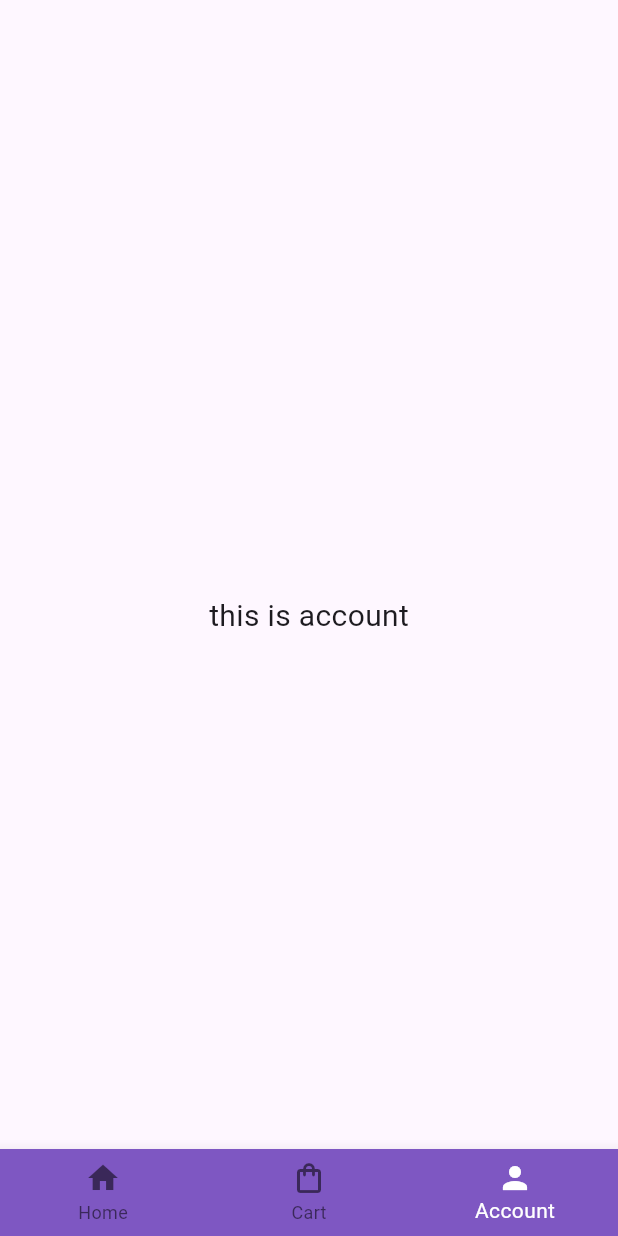
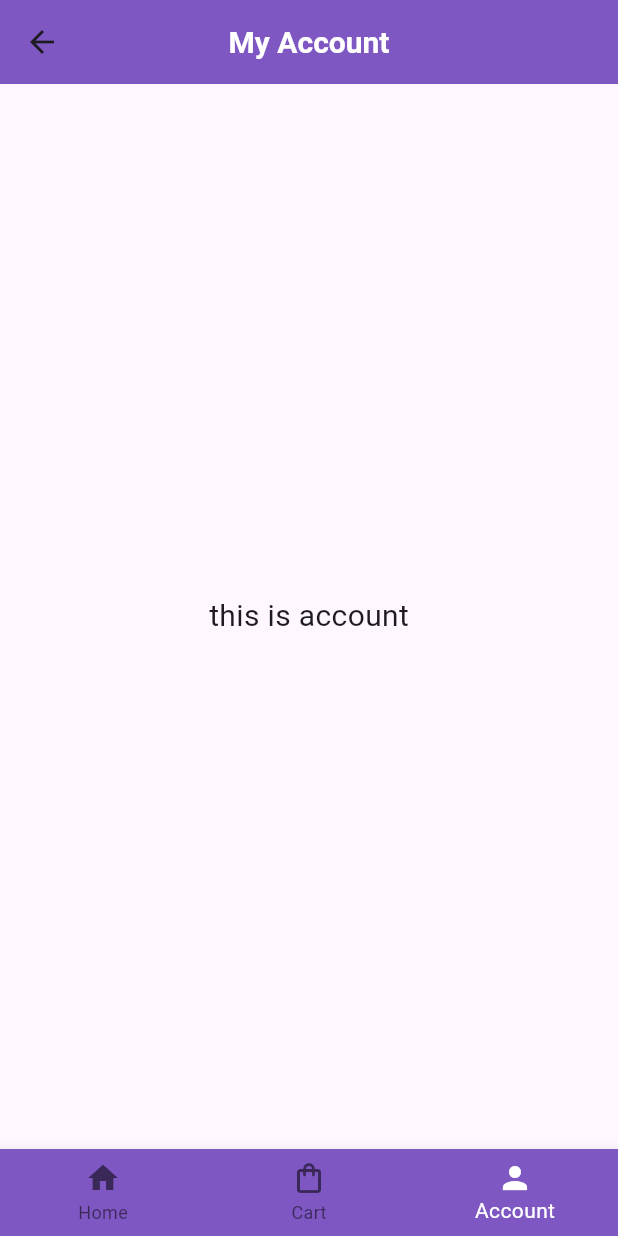
Before and after one commit to Nanaacaw/projectuts, a Flutter app: the Utama screen opened directly, item 3 of the bottom bar chosen, on a phone screen of 412 x 824 dp. Run offline on Flutter 3.47's test engine with Material 2 defaults, Android fonts, the light colour scheme and no system bars.

Commit message:
add logo, title

```diff
--- a/lib/utama.dart
+++ b/lib/botnav.dart
@@ -1,7 +1,7 @@
 import 'package:flutter/material.dart';
+import './pages/home.dart';
 import './pages/cart.dart';
 import './pages/account.dart';
-import './pages/home.dart';
 
 class Utama extends StatefulWidget {
   const Utama({super.key});
@@ -13,15 +13,14 @@ class Utama extends StatefulWidget {
 class _UtamaState extends State<Utama> {
   int selectedIndex = 0;
   List<Widget> wg = [
+    Home(),
     Cart(),
-    Home(),
     Account(),
   ];
 
   @override
   Widget build(BuildContext context) {
     return Scaffold(
-      appBar: AppBar(),
       body: wg[selectedIndex],
       bottomNavigationBar: BottomNavigationBar(
         items: [
--- a/lib/main.dart
+++ b/lib/main.dart
@@ -1,5 +1,6 @@
 import 'package:flutter/material.dart';
-import 'package:projectuts/utama.dart';
+import 'package:projectuts/botnav.dart';
+import 'package:projectuts/intro.dart';
 
 void main() {
   runApp(const MyApp());
@@ -17,7 +18,7 @@ class MyApp extends StatelessWidget {
         colorScheme: ColorScheme.fromSeed(seedColor: Colors.deepPurple),
         useMaterial3: true,
       ),
-      home: Utama(),
+      home: PageIntro(),
     );
   }
 }
--- a/lib/pages/account.dart
+++ b/lib/pages/account.dart
@@ -1,4 +1,5 @@
 import 'package:flutter/material.dart';
+import 'package:projectuts/pages/home.dart';
 
 class Account extends StatefulWidget {
   const Account({super.key});
@@ -10,7 +11,18 @@ class Account extends StatefulWidget {
 class _AccountState extends State<Account> {
   @override
   Widget build(BuildContext context) {
-    return const Scaffold(
+    return Scaffold(
+      appBar: AppBar(
+        backgroundColor: Colors.deepPurple.shade400,
+        titleTextStyle: TextStyle(
+            color: Colors.white, fontSize: 20, fontWeight: FontWeight.bold),
+        title: Text('My Account'),
+        centerTitle: true,
+        leading: IconButton(
+          onPressed: () {},
+          icon: Icon(Icons.arrow_back),
+        ),
+      ),
       body: Center(
         child: Text("this is account", style: TextStyle(fontSize: 20)),
       ),
--- a/lib/pages/cart.dart
+++ b/lib/pages/cart.dart
@@ -10,7 +10,7 @@ class Cart extends StatefulWidget {
 class _CartState extends State<Cart> {
   @override
   Widget build(BuildContext context) {
-    return const Scaffold(
+    return Scaffold(
       body: Center(
         child: Text("this is cart", style: TextStyle(fontSize: 20)),
       ),
--- a/lib/pages/home.dart
+++ b/lib/pages/home.dart
@@ -10,7 +10,7 @@ class Home extends StatefulWidget {
 class _HomeState extends State<Home> {
   @override
   Widget build(BuildContext context) {
-    return const Scaffold(
+    return Scaffold(
       body: Center(
         child: Text("this is home", style: TextStyle(fontSize: 20)),
       ),
```
Also changed, not shown: lib/intro.dart (added, +33 -0 lines), pubspec.yaml (+4 -7 lines), lib/images/logo.png (added).
